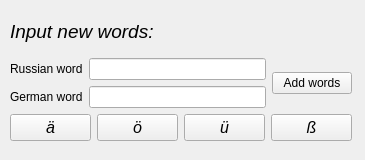
Old version of the form addwordswindow.ui in the repository lelika1/disturber.
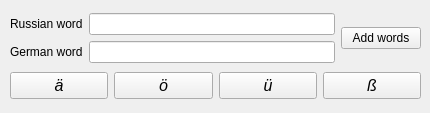
New version of the form.

```diff
--- a/addwordswindow.ui
+++ b/addwordswindow.ui
@@ -9,8 +9,8 @@
    <rect>
     <x>0</x>
     <y>0</y>
-    <width>365</width>
-    <height>160</height>
+    <width>430</width>
+    <height>113</height>
    </rect>
   </property>
   <property name="sizePolicy">
@@ -19,18 +19,6 @@
     <verstretch>0</verstretch>
    </sizepolicy>
   </property>
-  <property name="minimumSize">
-   <size>
-    <width>365</width>
-    <height>160</height>
-   </size>
-  </property>
-  <property name="maximumSize">
-   <size>
-    <width>365</width>
-    <height>160</height>
-   </size>
-  </property>
   <property name="windowTitle">
    <string>Add new words</string>
   </property>
@@ -39,24 +27,11 @@
     <rect>
      <x>10</x>
      <y>10</y>
-     <width>342</width>
-     <height>131</height>
+     <width>411</width>
+     <height>93</height>
     </rect>
    </property>
    <layout class="QVBoxLayout" name="verticalLayout">
-    <item>
-     <widget class="QLabel" name="label_3">
-      <property name="font">
-       <font>
-        <pointsize>14</pointsize>
-        <italic>true</italic>
-       </font>
-      </property>
-      <property name="text">
-       <string>Input new words:</string>
-      </property>
-     </widget>
-    </item>
     <item>
      <layout class="QHBoxLayout" name="horizontalLayout_2">
       <item>
```
Left out of the diff: 2 changed lines with no effect on the pictures.
